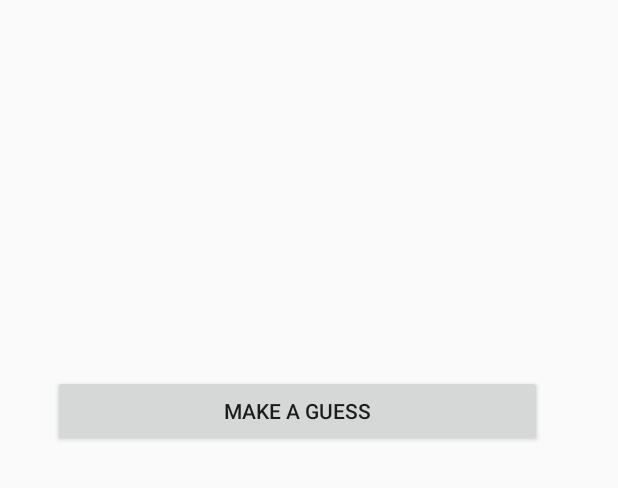
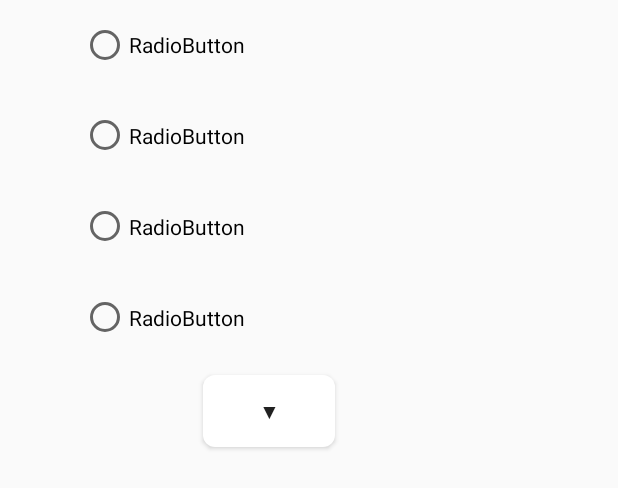
Before and after one commit to dfloca/LostInTheWorld, an Android app: the layout fragment_multiplechoice.xml on its own in the app's theme, with its tools: preview values and no code run, on a phone screen of 412 x 824 dp. Shown: the top 488 px of the screen. Run offline under Robolectric (Android 15) with nearby library versions, the phone set to English and light mode, and no system bars.

Commit message:
making stuff work

```diff
--- a/app/src/main/java/com/floca/daniel/lostintheworld/multiplechoice.java
+++ b/app/src/main/java/com/floca/daniel/lostintheworld/multiplechoice.java
@@ -7,6 +7,7 @@ import android.support.v4.app.Fragment;
 import android.view.LayoutInflater;
 import android.view.View;
 import android.view.ViewGroup;
+import android.widget.RadioGroup;
 
 
 /**
--- a/app/src/main/res/drawable/rounded_bg.xml
+++ b/app/src/main/res/drawable/rounded_bg.xml
@@ -1,5 +1,5 @@
 <?xml version="1.0" encoding="UTF-8"?>
 <shape xmlns:android="http://schemas.android.com/apk/res/android">
-    <solid android:color="#e6d21c19"/>
-    <corners android:radius="5dp"/>
+    <solid android:color="#fff"/>
+    <corners android:radius="8dp"/>
 </shape>
--- a/app/src/main/res/layout/fragment_multiplechoice.xml
+++ b/app/src/main/res/layout/fragment_multiplechoice.xml
@@ -7,11 +7,11 @@
     tools:context=".multiplechoice">
 
     <RadioGroup
-        android:id="@+id/radioG"
+        android:id="@+id/rdgChoices"
         android:layout_width="326dp"
         android:layout_height="242dp"
-        android:layout_marginRight="32dp"
-        android:visibility="invisible"
+        android:layout_marginEnd="32dp"
+        android:visibility="visible"
         app:layout_constraintBottom_toBottomOf="parent"
         app:layout_constraintHorizontal_bias="1.0"
         app:layout_constraintLeft_toLeftOf="parent"
@@ -20,45 +20,54 @@
         app:layout_constraintVertical_bias="0">
 
         <RadioButton
-            android:id="@+id/radioButton"
+            android:id="@+id/rdb1"
             android:layout_width="match_parent"
             android:layout_height="wrap_content"
             android:layout_weight="1"
-            android:text="RadioButton" />
+            android:text="RadioButton"
+            android:visibility="visible" />
 
         <RadioButton
-            android:id="@+id/radioButton3"
+            android:id="@+id/rdb2"
             android:layout_width="match_parent"
             android:layout_height="wrap_content"
             android:layout_weight="1"
-            android:text="RadioButton" />
+            android:text="RadioButton"
+            android:visibility="visible" />
 
         <RadioButton
-            android:id="@+id/radioButton2"
+            android:id="@+id/rdb3"
             android:layout_width="match_parent"
             android:layout_height="wrap_content"
             android:layout_weight="1"
-            android:text="RadioButton" />
+            android:text="RadioButton"
+            android:visibility="visible" />
 
         <RadioButton
-            android:id="@+id/radioButton4"
+            android:id="@+id/rdb4"
             android:layout_width="match_parent"
             android:layout_height="wrap_content"
             android:layout_weight="1"
-            android:text="RadioButton" />
+            android:text="RadioButton"
+            android:visibility="visible" />
     </RadioGroup>
 
     <Button
-        android:id="@+id/button2"
-        android:layout_width="326dp"
+        android:id="@+id/btnGuess"
+        android:layout_width="wrap_content"
         android:layout_height="wrap_content"
+        android:layout_marginEnd="8dp"
+        android:layout_marginStart="8dp"
         android:layout_marginTop="8dp"
-        android:onClick="onClick"
+        android:background="@drawable/rounded_bg"
+        android:onClick="btnGuessClick"
         android:text="@string/guessButton"
         app:layout_constraintBottom_toBottomOf="parent"
+        app:layout_constraintEnd_toEndOf="parent"
         app:layout_constraintHorizontal_bias="0.413"
         app:layout_constraintLeft_toLeftOf="parent"
         app:layout_constraintRight_toRightOf="parent"
-        app:layout_constraintTop_toBottomOf="@+id/radioG"
+        app:layout_constraintStart_toStartOf="parent"
+        app:layout_constraintTop_toBottomOf="@+id/rdgChoices"
         app:layout_constraintVertical_bias="0.0" />
 </android.support.constraint.ConstraintLayout>
--- a/app/src/main/res/values/strings.xml
+++ b/app/src/main/res/values/strings.xml
@@ -1,7 +1,7 @@
 <resources>
-    <string name="app_name">LostInTheWorld</string>
+    <string name="app_name">Lost In The World</string>
 
     <!-- TODO: Remove or change this placeholder text -->
     <string name="hello_blank_fragment">Hello blank fragment</string>
-    <string name="guessButton">Make A Guess</string>
+    <string name="guessButton">▼</string>
 </resources>
--- a/app/src/main/res/values/styles.xml
+++ b/app/src/main/res/values/styles.xml
@@ -1,7 +1,7 @@
 <resources>
 
     <!-- Base application theme. -->
-    <style name="AppTheme" parent="Theme.AppCompat.Light.DarkActionBar">
+    <style name="AppTheme" parent="Base.Theme.AppCompat.Light.DarkActionBar">
         <!-- Customize your theme here. -->
         <item name="colorPrimary">@color/colorPrimary</item>
         <item name="colorPrimaryDark">@color/colorPrimaryDark</item>
```
Also changed, not shown: app/src/main/java/com/floca/daniel/lostintheworld/MainActivity.java (+40 -9 lines), app/src/main/res/layout/hello_world_view.xml (deleted, +0 -24 lines), 1 other file.
